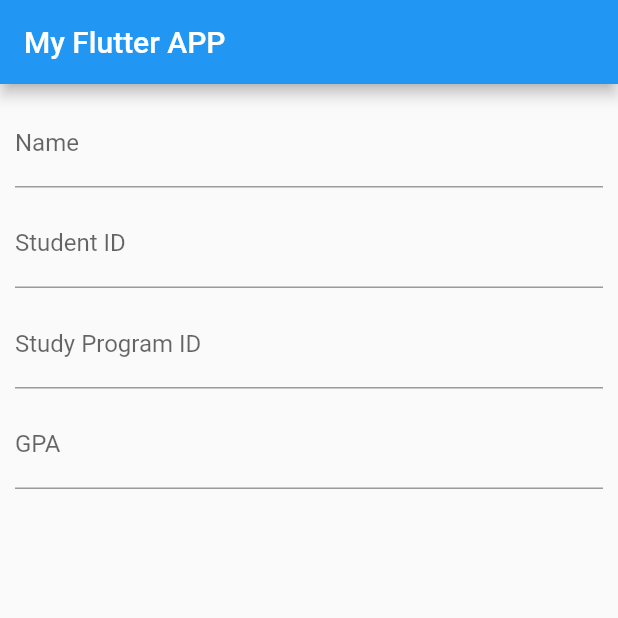
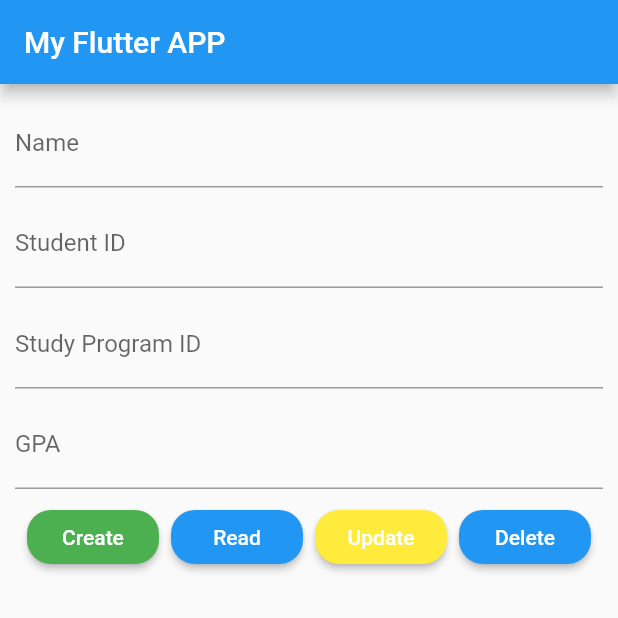
Before and after one commit to eclairsameal/FlutterFirebaseBasicCRUD, a Flutter app: the screen it shows after launch, on a phone screen of 412 x 824 dp, the top half of it. Run offline on Flutter 3.47's test engine with Material 2 defaults, Android fonts, the phone set to English and light mode, and no system bars.

Commit message:
編寫button介面

```diff
--- a/lib/main.dart
+++ b/lib/main.dart
@@ -1,6 +1,7 @@
 import 'package:flutter/material.dart';
 
 void main() => runApp(MaterialApp(
+  debugShowCheckedModeBanner: false, // ?
     theme: ThemeData(
       brightness: Brightness.light,
       primaryColor: Colors.blue,
@@ -34,6 +35,7 @@ class _MyAppState extends State<MyApp> {
   @override
   Widget build(BuildContext context) {
     return Scaffold(
+      resizeToAvoidBottomInset: false,  // 解決鍵盤遮擋輸入框的問題
       appBar: AppBar(
         title: Text("My Flutter APP"),
       ),
@@ -105,6 +107,47 @@ class _MyAppState extends State<MyApp> {
                 },
               ),
             ),
+            Row(
+              mainAxisAlignment: MainAxisAlignment.spaceEvenly,
+              children: [
+                RaisedButton(
+                  color: Colors.green,
+                  shape: RoundedRectangleBorder(
+                    borderRadius: BorderRadius.circular(16),
+                  ),
+                  child: Text("Create"),
+                  textColor: Colors.white,
+                  onPressed: () {  },
+                ),
+                RaisedButton(
+                  color: Colors.blue,
+                  shape: RoundedRectangleBorder(
+                    borderRadius: BorderRadius.circular(16),
+                  ),
+                  child: Text("Read"),
+                  textColor: Colors.white,
+                  onPressed: () {  },
+                ),
+                RaisedButton(
+                  color: Colors.yellow,
+                  shape: RoundedRectangleBorder(
+                    borderRadius: BorderRadius.circular(16),
+                  ),
+                  child: Text("Update"),
+                  textColor: Colors.white,
+                  onPressed: () {  },
+                ),
+                RaisedButton(
+                  color: Colors.blue,
+                  shape: RoundedRectangleBorder(
+                    borderRadius: BorderRadius.circular(16),
+                  ),
+                  child: Text("Delete"),
+                  textColor: Colors.white,
+                  onPressed: () {  },
+                ),
+              ],
+            ),
           ],
         ),
       ),
```
